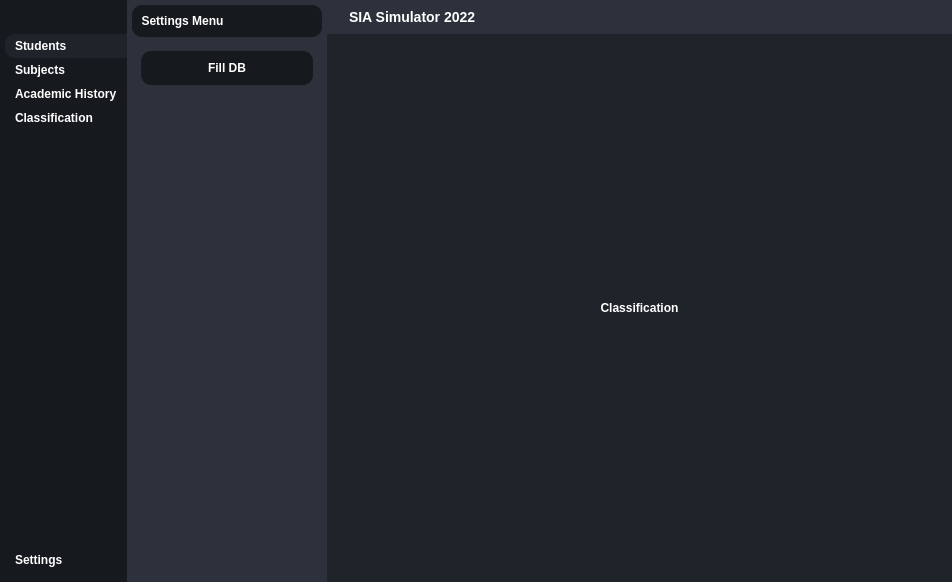
crisleoc/un_poo_project, file res/interface.ui: the form before one commit.
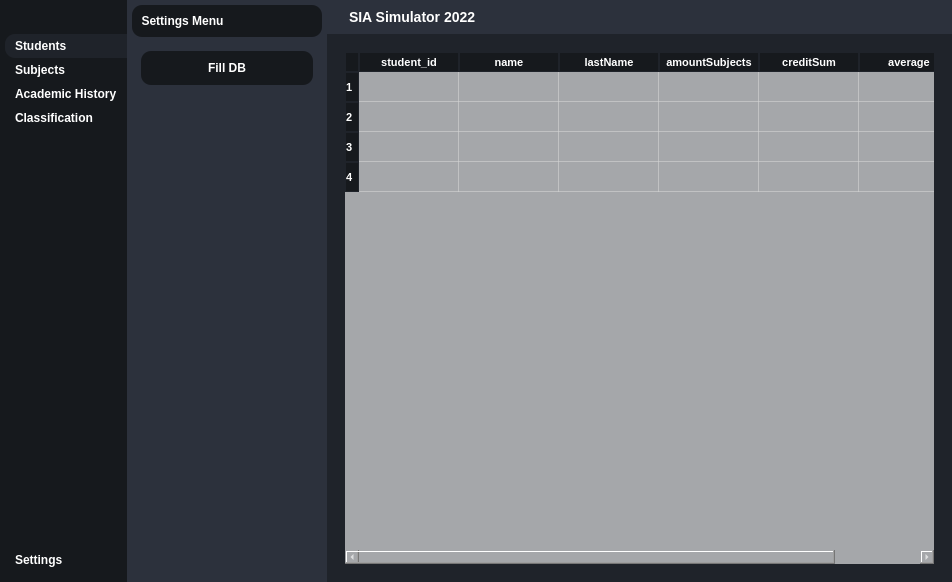
The form after the commit. The open tabs and pages were chosen to show the change. Icons and pictures are not drawn.

Commit message: Interfaz grafica classification

The edit to the form file:
```diff
--- a/res/interface.ui
+++ b/res/interface.ui
@@ -2094,21 +2094,66 @@
                <widget class="QWidget" name="page_classify">
                 <layout class="QVBoxLayout" name="verticalLayout_17">
                  <item>
-                  <widget class="QLabel" name="label_10">
-                   <property name="font">
-                    <font>
-                     <pointsize>-1</pointsize>
-                     <weight>62</weight>
-                     <italic>false</italic>
-                     <bold>true</bold>
-                    </font>
+                  <widget class="QTableWidget" name="TABLE">
+                   <property name="enabled">
+                    <bool>true</bool>
                    </property>
-                   <property name="text">
-                    <string>Classification</string>
+                   <property name="cursor" stdset="0">
+                    <cursorShape>ArrowCursor</cursorShape>
                    </property>
-                   <property name="alignment">
-                    <set>Qt::AlignCenter</set>
+                   <property name="sortingEnabled">
+                    <bool>true</bool>
                    </property>
+                   <row>
+                    <property name="text">
+                     <string>1</string>
+                    </property>
+                   </row>
+                   <row>
+                    <property name="text">
+                     <string>2</string>
+                    </property>
+                   </row>
+                   <row>
+                    <property name="text">
+                     <string>3</string>
+                    </property>
+                   </row>
+                   <row>
+                    <property name="text">
+                     <string>4</string>
+                    </property>
+                   </row>
+                   <column>
+                    <property name="text">
+                     <string>student_id</string>
+                    </property>
+                   </column>
+                   <column>
+                    <property name="text">
+                     <string>name</string>
+                    </property>
+                   </column>
+                   <column>
+                    <property name="text">
+                     <string>lastName</string>
+                    </property>
+                   </column>
+                   <column>
+                    <property name="text">
+                     <string>amountSubjects</string>
+                    </property>
+                   </column>
+                   <column>
+                    <property name="text">
+                     <string>creditSum</string>
+                    </property>
+                   </column>
+                   <column>
+                    <property name="text">
+                     <string>average</string>
+                    </property>
+                   </column>
                   </widget>
                  </item>
                 </layout>
```
Left out of the diff: 8 changed lines with no effect on the pictures. The commit also changes 3 other files.
